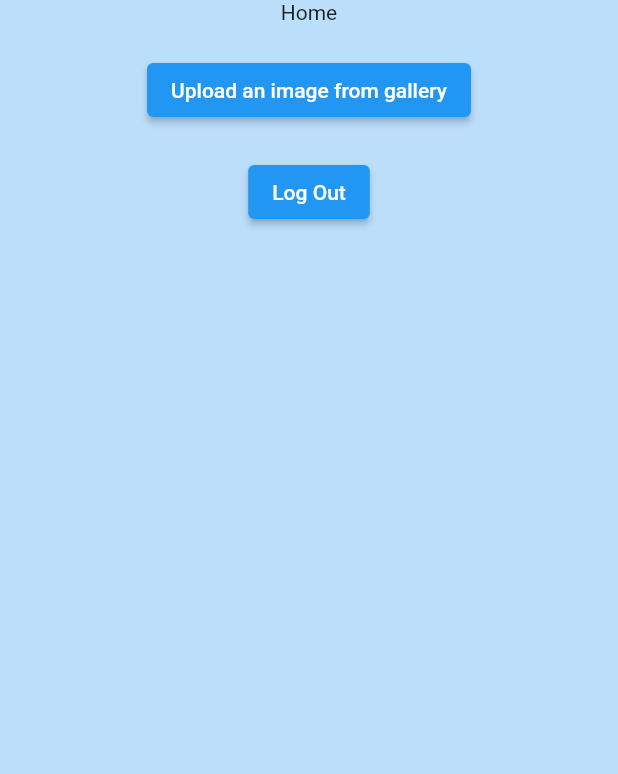
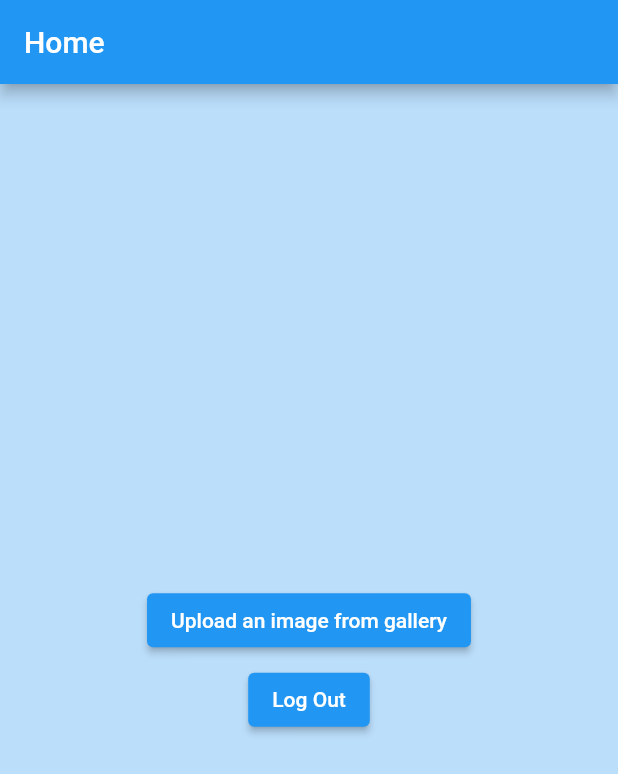
Before and after one commit to MichaelRinglein/CloudGallery, a Flutter app: the screen it shows once a user with an empty profile is signed in, on a phone screen of 412 x 824 dp. Shown: the top 774 px of the screen. Run offline on Flutter 3.47's test engine with Material 2 defaults, Android fonts, the phone set to English and light mode, and no system bars; our stand-ins replace firebase_auth, firebase_core, flutter_spinkit, google_sign_in, image_picker; accounts and stored records are empty; network calls fail.

Commit message:
style: first design

```diff
--- a/lib/global/design.dart
+++ b/lib/global/design.dart
@@ -1,6 +1,7 @@
 import 'package:flutter/material.dart';
 
 // Colors
+var backgroundColorAppBar = Colors.blue;
 var backgroundColorPage = Colors.blue[100];
 var backgroundColorButtonPrimary = Colors.blue;
 const textColorButtonPrimary = Colors.white;
@@ -8,4 +9,4 @@ var backgroundColorButtonSecondary = Colors.transparent;
 const textColorButtonSecondary = Colors.blue;
 
 // Spacing
-const heightSizedBox = 20.0;
+const heightSizedBox = 5.0;
--- a/lib/home.dart
+++ b/lib/home.dart
@@ -12,12 +12,15 @@ class Home extends StatelessWidget {
   Widget build(BuildContext context) {
     return Scaffold(
       backgroundColor: backgroundColorPage,
+      appBar: AppBar(
+        title: Text('Home'),
+        backgroundColor: backgroundColorAppBar,
+        automaticallyImplyLeading: false,
+      ),
       body: Column(
+        mainAxisAlignment: MainAxisAlignment.center,
+        crossAxisAlignment: CrossAxisAlignment.center,
         children: [
-          const Text('Home'),
-          const SizedBox(
-            height: heightSizedBox,
-          ),
           const ImagePick(),
           const SizedBox(
             height: heightSizedBox,
--- a/lib/image_pick.dart
+++ b/lib/image_pick.dart
@@ -63,7 +63,7 @@ class _ImagePickState extends State<ImagePick> {
                   Image.network(
                     imageFile!,
                     fit: BoxFit.cover,
-                    height: 300,
+                    height: 200,
                   ),
                   const SizedBox(
                     height: heightSizedBox,
@@ -87,7 +87,7 @@ class _ImagePickState extends State<ImagePick> {
                   ),
                   OutlinedButton(
                     child: const Text(
-                      "Web delete picked image",
+                      "Delete this image",
                       style: TextStyle(
                         color: textColorButtonSecondary,
                       ),
--- a/pubspec.yaml
+++ b/pubspec.yaml
@@ -15,7 +15,7 @@ publish_to: 'none' # Remove this line if you wish to publish to pub.dev
 # In iOS, build-name is used as CFBundleShortVersionString while build-number used as CFBundleVersion.
 # Read more about iOS versioning at
 # https://developer.apple.com/library/archive/documentation/General/Reference/InfoPlistKeyReference/Articles/CoreFoundationKeys.html
-version: 1.0.1+3
+version: 1.0.4+4
 
 environment:
   sdk: ">=2.12.0 <3.0.0"
```
Also changed, not shown: lib/auth/sign_in.dart (+6 -6 lines).
